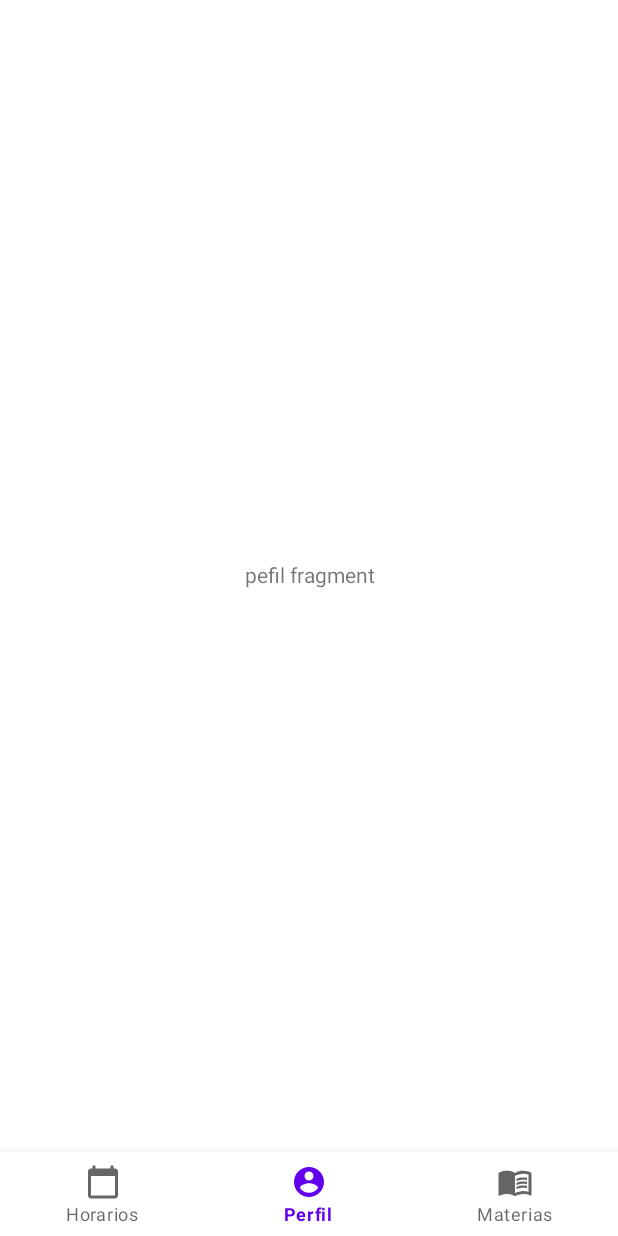
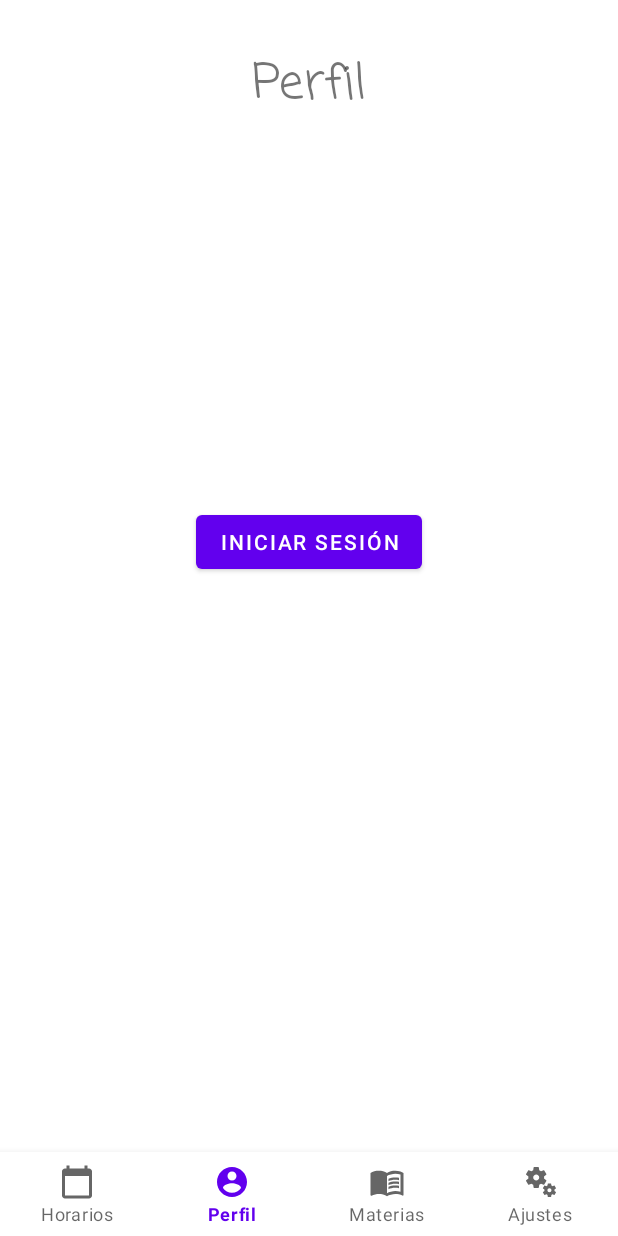
Before and after one commit to fernandoCV19/ProyectoMovil, an Android app: the screen it shows after launch (Navigation_bottom), item 2 of the bottom bar chosen, on a phone screen of 412 x 824 dp. Run offline under Robolectric (Android 15) with nearby library versions, the phone set to English and light mode, and no system bars.

Commit message:
Interfaz con navegacion modificada

```diff
--- a/Macchiato/app/src/main/AndroidManifest.xml
+++ b/Macchiato/app/src/main/AndroidManifest.xml
@@ -10,6 +10,7 @@
         android:supportsRtl="true"
         android:theme="@style/Theme.MaterialComponents.Light.NoActionBar">
         <activity android:name=".RegisterActivity" />
+        <activity android:name=".LogInActivity" />
         <activity android:name=".Navigation_bottom">
             <intent-filter>
                 <action android:name="android.intent.action.MAIN" />
--- a/Macchiato/app/src/main/java/com/example/macchiato/Navigation_bottom.java
+++ b/Macchiato/app/src/main/java/com/example/macchiato/Navigation_bottom.java
@@ -5,8 +5,13 @@
 import androidx.fragment.app.Fragment;
 import androidx.fragment.app.FragmentTransaction;
 
+import android.content.Intent;
 import android.os.Bundle;
+import android.view.LayoutInflater;
 import android.view.MenuItem;
+import android.view.View;
+import android.view.ViewGroup;
+import android.widget.Button;
 
 import com.google.android.material.bottomnavigation.BottomNavigationView;
 
@@ -17,7 +22,6 @@
     protected void onCreate(Bundle savedInstanceState) {
         super.onCreate(savedInstanceState);
         setContentView(R.layout.activity_naivigation_bottom);
-
         showSelectedFragment(new HorarioFragment());
 
         mBottomNavigation =(BottomNavigationView) findViewById(R.id.bottomNavigationView);
@@ -34,6 +38,9 @@
                 if(item.getItemId()==R.id.nav_materias){
                     showSelectedFragment(new MateriaFragment());
                 }
+                if(item.getItemId()==R.id.nav_ajustes){
+                    showSelectedFragment(new AjustesFragment());
+                }
                 return true;
             }
         });
@@ -45,4 +52,6 @@
                 .setTransition(FragmentTransaction.TRANSIT_FRAGMENT_FADE)
                 .commit();
     }
+
+
 }
--- a/Macchiato/app/src/main/java/com/example/macchiato/PerfilFragment.java
+++ b/Macchiato/app/src/main/java/com/example/macchiato/PerfilFragment.java
@@ -1,5 +1,6 @@
 package com.example.macchiato;
 
+import android.content.Intent;
 import android.os.Bundle;
 
 import androidx.fragment.app.Fragment;
@@ -7,6 +8,7 @@
 import android.view.LayoutInflater;
 import android.view.View;
 import android.view.ViewGroup;
+import android.widget.Button;
 
 public class PerfilFragment extends Fragment {
 
@@ -18,7 +20,18 @@
     @Override
     public View onCreateView(LayoutInflater inflater, ViewGroup container,
                              Bundle savedInstanceState) {
-        // Inflate the layout for this fragment
-        return inflater.inflate(R.layout.fragment_perfil, container, false);
+
+        View view = inflater.inflate(R.layout.fragment_perfil, container, false);
+
+        Button btnLanzarActivity = (Button) view.findViewById(R.id.buttonIniciarSesion);
+        btnLanzarActivity.setOnClickListener(new View.OnClickListener() {
+            @Override
+            public void onClick(View v) {
+                Intent intent = new Intent(getActivity(),LogInActivity.class);
+                startActivity(intent);
+            }
+        });
+        return view;
     }
+
 }
--- /dev/null
+++ b/Macchiato/app/src/main/res/drawable/ic_baseline_miscellaneous_services_24.xml
@@ -0,0 +1,13 @@
+<vector xmlns:android="http://schemas.android.com/apk/res/android"
+    android:width="24dp"
+    android:height="24dp"
+    android:viewportWidth="24"
+    android:viewportHeight="24"
+    android:tint="?attr/colorControlNormal">
+  <path
+      android:fillColor="@android:color/white"
+      android:pathData="M14.17,13.71l1.4,-2.42c0.09,-0.15 0.05,-0.34 -0.08,-0.45l-1.48,-1.16c0.03,-0.22 0.05,-0.45 0.05,-0.68s-0.02,-0.46 -0.05,-0.69l1.48,-1.16c0.13,-0.11 0.17,-0.3 0.08,-0.45l-1.4,-2.42c-0.09,-0.15 -0.27,-0.21 -0.43,-0.15L12,4.83c-0.36,-0.28 -0.75,-0.51 -1.18,-0.69l-0.26,-1.85C10.53,2.13 10.38,2 10.21,2h-2.8C7.24,2 7.09,2.13 7.06,2.3L6.8,4.15C6.38,4.33 5.98,4.56 5.62,4.84l-1.74,-0.7c-0.16,-0.06 -0.34,0 -0.43,0.15l-1.4,2.42C1.96,6.86 2,7.05 2.13,7.16l1.48,1.16C3.58,8.54 3.56,8.77 3.56,9s0.02,0.46 0.05,0.69l-1.48,1.16C2,10.96 1.96,11.15 2.05,11.3l1.4,2.42c0.09,0.15 0.27,0.21 0.43,0.15l1.74,-0.7c0.36,0.28 0.75,0.51 1.18,0.69l0.26,1.85C7.09,15.87 7.24,16 7.41,16h2.8c0.17,0 0.32,-0.13 0.35,-0.3l0.26,-1.85c0.42,-0.18 0.82,-0.41 1.18,-0.69l1.74,0.7C13.9,13.92 14.08,13.86 14.17,13.71zM8.81,11c-1.1,0 -2,-0.9 -2,-2c0,-1.1 0.9,-2 2,-2s2,0.9 2,2C10.81,10.1 9.91,11 8.81,11z"/>
+  <path
+      android:fillColor="@android:color/white"
+      android:pathData="M21.92,18.67l-0.96,-0.74c0.02,-0.14 0.04,-0.29 0.04,-0.44c0,-0.15 -0.01,-0.3 -0.04,-0.44l0.95,-0.74c0.08,-0.07 0.11,-0.19 0.05,-0.29l-0.9,-1.55c-0.05,-0.1 -0.17,-0.13 -0.28,-0.1l-1.11,0.45c-0.23,-0.18 -0.48,-0.33 -0.76,-0.44l-0.17,-1.18C18.73,13.08 18.63,13 18.53,13h-1.79c-0.11,0 -0.21,0.08 -0.22,0.19l-0.17,1.18c-0.27,0.12 -0.53,0.26 -0.76,0.44l-1.11,-0.45c-0.1,-0.04 -0.22,0 -0.28,0.1l-0.9,1.55c-0.05,0.1 -0.04,0.22 0.05,0.29l0.95,0.74c-0.02,0.14 -0.03,0.29 -0.03,0.44c0,0.15 0.01,0.3 0.03,0.44l-0.95,0.74c-0.08,0.07 -0.11,0.19 -0.05,0.29l0.9,1.55c0.05,0.1 0.17,0.13 0.28,0.1l1.11,-0.45c0.23,0.18 0.48,0.33 0.76,0.44l0.17,1.18c0.02,0.11 0.11,0.19 0.22,0.19h1.79c0.11,0 0.21,-0.08 0.22,-0.19l0.17,-1.18c0.27,-0.12 0.53,-0.26 0.75,-0.44l1.12,0.45c0.1,0.04 0.22,0 0.28,-0.1l0.9,-1.55C22.03,18.86 22,18.74 21.92,18.67zM17.63,18.83c-0.74,0 -1.35,-0.6 -1.35,-1.35s0.6,-1.35 1.35,-1.35s1.35,0.6 1.35,1.35S18.37,18.83 17.63,18.83z"/>
+</vector>
--- a/Macchiato/app/src/main/res/layout/activity_naivigation_bottom.xml
+++ b/Macchiato/app/src/main/res/layout/activity_naivigation_bottom.xml
@@ -20,7 +20,8 @@
         app:menu="@menu/bottom_menu"
         app:layout_constraintBottom_toBottomOf="parent"
         app:layout_constraintEnd_toEndOf="parent"
-        app:layout_constraintStart_toStartOf="parent">
+        app:layout_constraintStart_toStartOf="parent"
+        app:labelVisibilityMode="labeled">
 
     </com.google.android.material.bottomnavigation.BottomNavigationView>
 
--- a/Macchiato/app/src/main/res/layout/fragment_perfil.xml
+++ b/Macchiato/app/src/main/res/layout/fragment_perfil.xml
@@ -1,15 +1,41 @@
 <?xml version="1.0" encoding="utf-8"?>
 <FrameLayout xmlns:android="http://schemas.android.com/apk/res/android"
+    xmlns:app="http://schemas.android.com/apk/res-auto"
     xmlns:tools="http://schemas.android.com/tools"
     android:layout_width="match_parent"
     android:layout_height="match_parent"
     tools:context=".PerfilFragment">
 
-    <!-- TODO: Update blank fragment layout -->
-    <TextView
+    <androidx.constraintlayout.widget.ConstraintLayout
         android:layout_width="match_parent"
-        android:layout_height="match_parent"
-        android:text="pefil fragment"
-        android:gravity="center"/>
+        android:layout_height="match_parent">
 
+        <TextView
+            android:id="@+id/textView16"
+            android:layout_width="wrap_content"
+            android:layout_height="wrap_content"
+            android:layout_marginTop="32dp"
+            android:layout_weight="24"
+            android:fontFamily="casual"
+            android:text="Perfil"
+            android:textAlignment="center"
+            android:textSize="32dp"
+            app:layout_constraintEnd_toEndOf="parent"
+            app:layout_constraintStart_toStartOf="parent"
+            app:layout_constraintTop_toTopOf="parent" />
+
+        <Button
+            android:id="@+id/buttonIniciarSesion"
+            android:layout_width="wrap_content"
+            android:layout_height="wrap_content"
+            android:layout_marginStart="32dp"
+            android:layout_marginTop="256dp"
+            android:layout_marginEnd="32dp"
+            android:gravity="center"
+            android:text="@string/textIniciar_sesion"
+            app:layout_constraintEnd_toEndOf="parent"
+            app:layout_constraintStart_toStartOf="parent"
+            app:layout_constraintTop_toBottomOf="@+id/textView16" />
+
+    </androidx.constraintlayout.widget.ConstraintLayout>
 </FrameLayout>
--- a/Macchiato/app/src/main/res/menu/bottom_menu.xml
+++ b/Macchiato/app/src/main/res/menu/bottom_menu.xml
@@ -18,4 +18,10 @@
         android:icon="@drawable/ic_baseline_menu_book_24">
      </item>
 
+    <item android:id="@+id/nav_ajustes"
+        android:title="Ajustes"
+        android:icon="@drawable/ic_baseline_miscellaneous_services_24">
+    </item>
+
+
 </menu>
```
Also changed, not shown: Macchiato/app/src/main/java/com/example/macchiato/AjustesFragment.java (added, +24 -0 lines), Macchiato/app/src/main/res/layout/fragment_ajustes.xml (added, +76 -0 lines).
